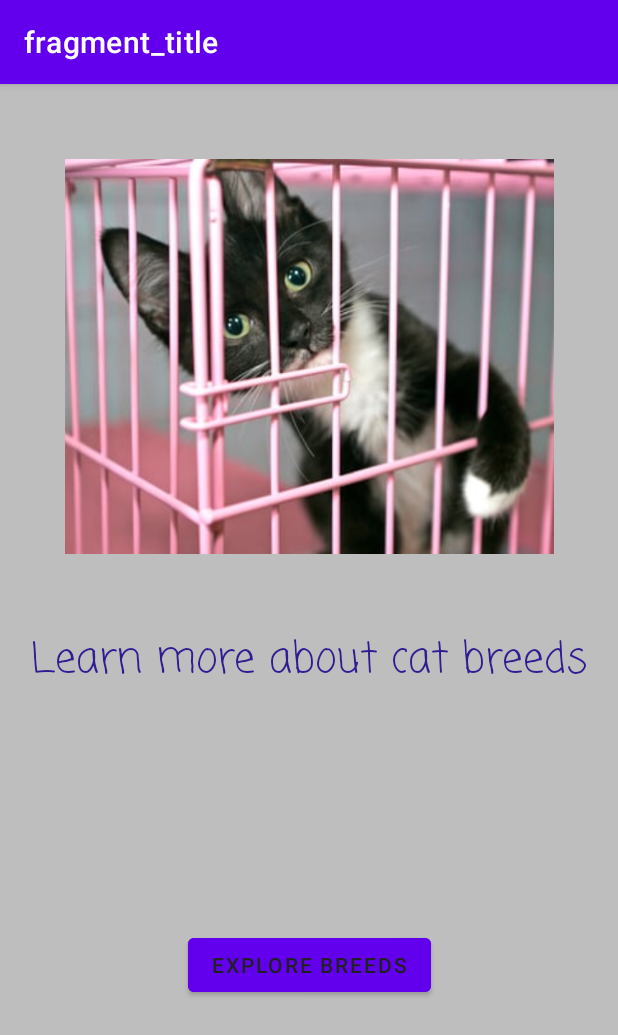
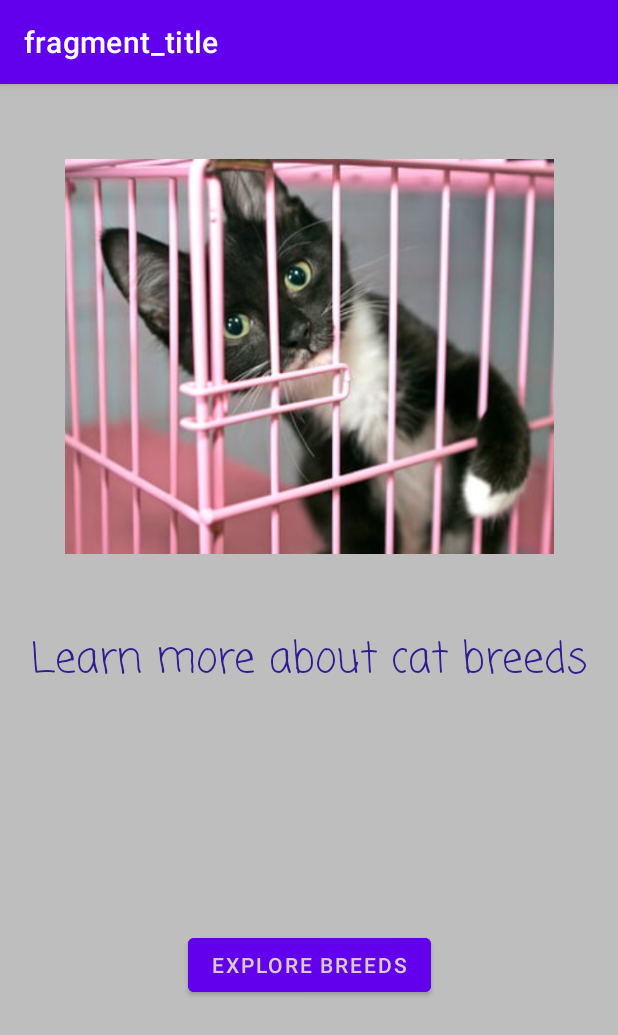
Before and after one commit to Edzisani/KittyAPP, an Android app: the screen it shows after launch (MainActivity), on a phone screen of 412 x 824 dp. Shown: the top 1035 px of the screen. Run offline under Robolectric (Android 15) with nearby library versions, the phone set to English and light mode, and no system bars; our stand-ins replace data binding, navigation-ui.

Commit message:
Latest changes to layout

```diff
--- a/app/src/main/java/com/example/thekittyapp/overview/HomeFragment.kt
+++ b/app/src/main/java/com/example/thekittyapp/overview/HomeFragment.kt
@@ -30,6 +30,7 @@ class HomeFragment : Fragment(R.layout.fragment_home) {
     companion object {
         // the server url endpoint
         const val serverUrl = "https://api.thecatapi.com/v1/"
+        //custom api key changed
         const val apiKey = "a60e81d3-735f-4bdd-8adb-cd618f0ce4cb"
     }
 
--- a/app/src/main/res/layout/fragment_title.xml
+++ b/app/src/main/res/layout/fragment_title.xml
@@ -36,12 +36,12 @@
         android:layout_marginBottom="16dp"
         android:backgroundTint="@color/purple_500"
         android:text="@string/explore_breeds"
-        android:textColor="#212121"
+        android:textColor="#D7CCC8"
         app:layout_constraintBottom_toBottomOf="parent"
         app:layout_constraintEnd_toEndOf="parent"
         app:layout_constraintStart_toStartOf="parent"
         app:layout_constraintTop_toBottomOf="@+id/txtViewTitle"
-        tools:ignore="MissingConstraints" />
+        tools:ignore="MissingConstraints,TextContrastCheck,TextContrastCheck,TextContrastCheck" />
 
     <ImageView
         android:id="@+id/imageView"
```
